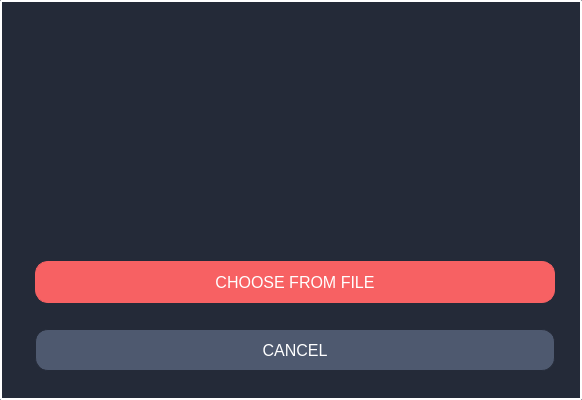
Qt form src/client/gui/ui/iconSelector.ui (aleoli/Shared-Editor) before a commit.
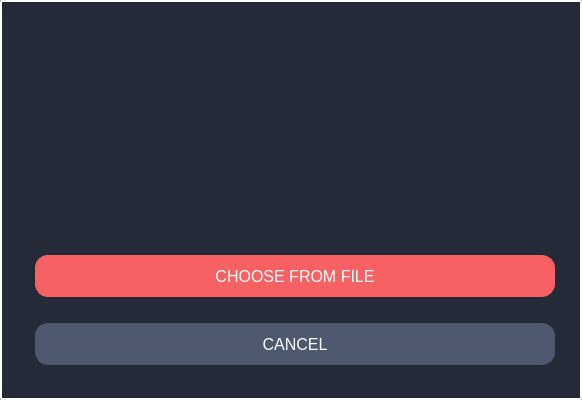
The same form after that commit. Icons and pictures are not drawn.

```diff
--- a/src/client/gui/ui/iconSelector.ui
+++ b/src/client/gui/ui/iconSelector.ui
@@ -142,13 +142,14 @@
     background: #4E596F;
     border-width: 1px;
     border-radius: 13px;
-    border-color: #242A38;
+    border-color: #4E596F;
     font: 12pt;
-	color: white;
+    color: white;
     padding: 10px;
 	margin-left: 0px;
 	margin-right: 0px;
 	margin-top: 10px;
+	margin-bottom: 10px;
 	min-height: 20px;
 }
 
```
